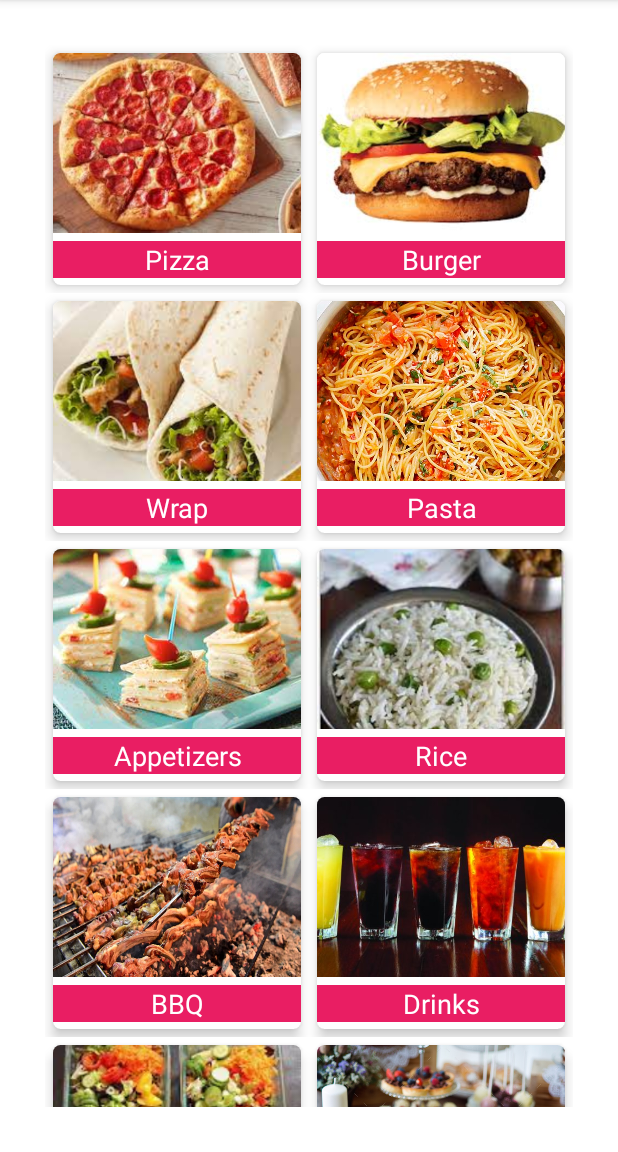
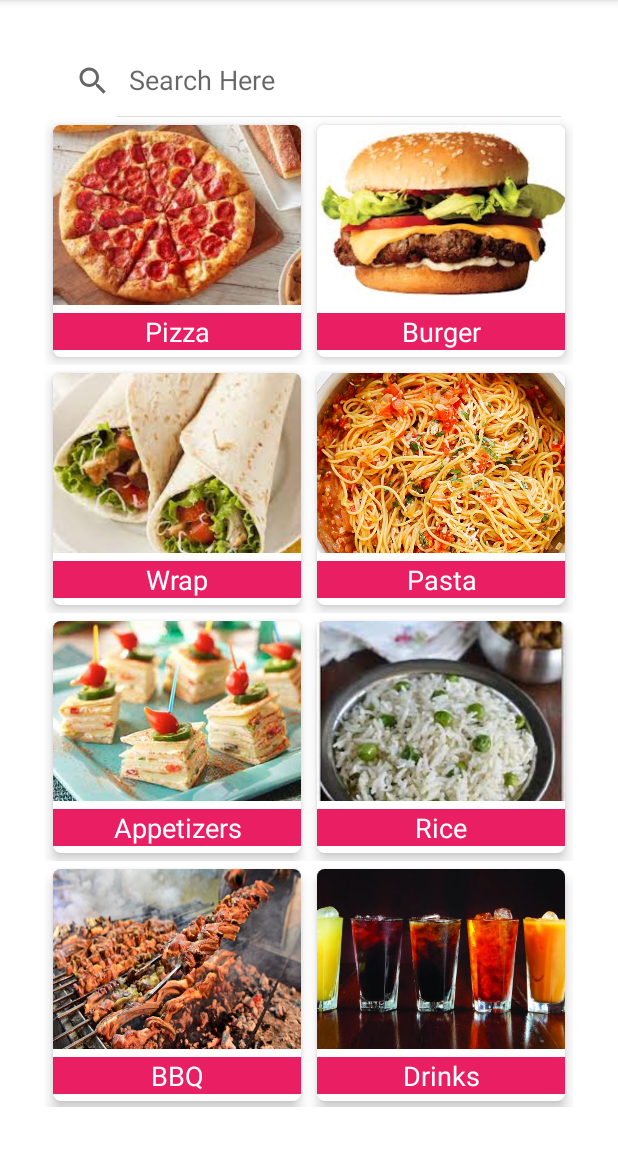
Before and after one commit to Snovia2398/Semester_MC_Prooject, an Android app: the screen it shows after launch (MainActivity), on a phone screen of 412 x 824 dp, the part 84-1236 px from its top. Run offline under Robolectric (Android 15) with nearby library versions, the phone set to English and light mode, and no system bars; Roboto replaces fonts that are not available here.

Commit message:
Search Bar

```diff
--- a/OrderFood/app/src/main/res/layout/activity_main.xml
+++ b/OrderFood/app/src/main/res/layout/activity_main.xml
@@ -8,6 +8,13 @@
     android:orientation="vertical"
     tools:context=".MainActivity">
 
+    <SearchView
+        android:id="@+id/searchView"
+        android:layout_width="match_parent"
+        android:layout_height="wrap_content"
+        android:queryHint="Search Here"
+        android:iconifiedByDefault="false"
+        />
 
     <androidx.recyclerview.widget.RecyclerView
         android:id="@+id/MainItemsRecyclerView"
```
Also changed, not shown: OrderFood/app/src/main/java/com/snovia/orderfood/MainActivity.java (+11 -0 lines), OrderFood/app/src/main/java/com/snovia/orderfood/MainPage.java (+11 -0 lines), OrderFood/app/src/main/res/layout/activity_main_page.xml (+6 -1 lines).
